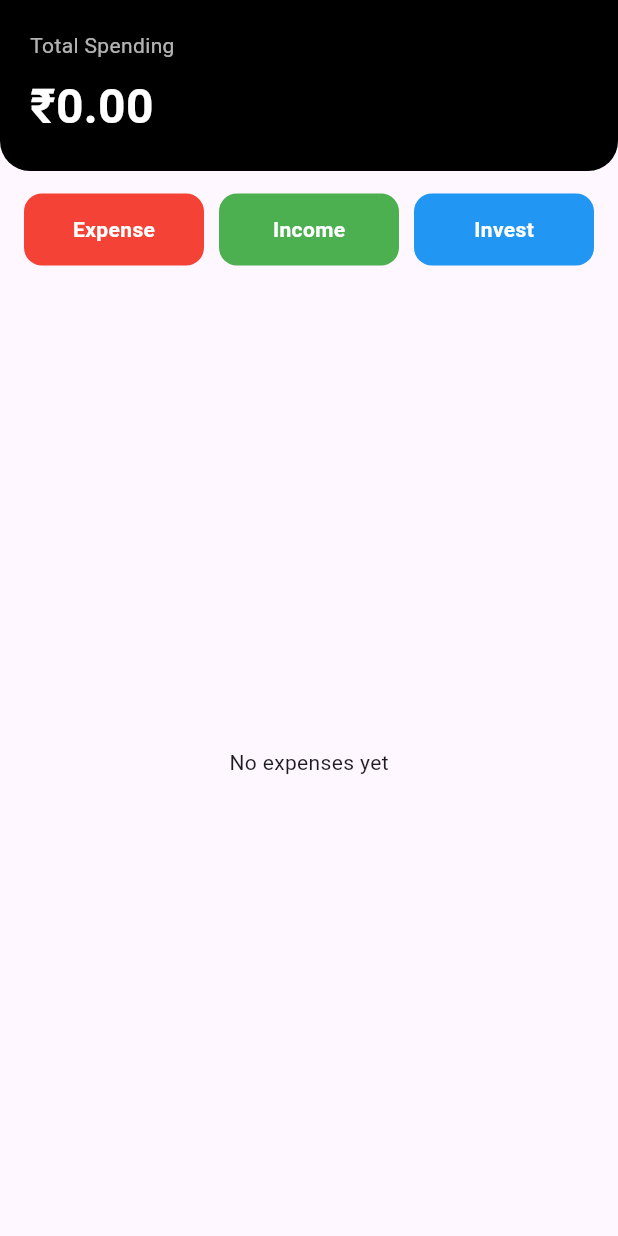
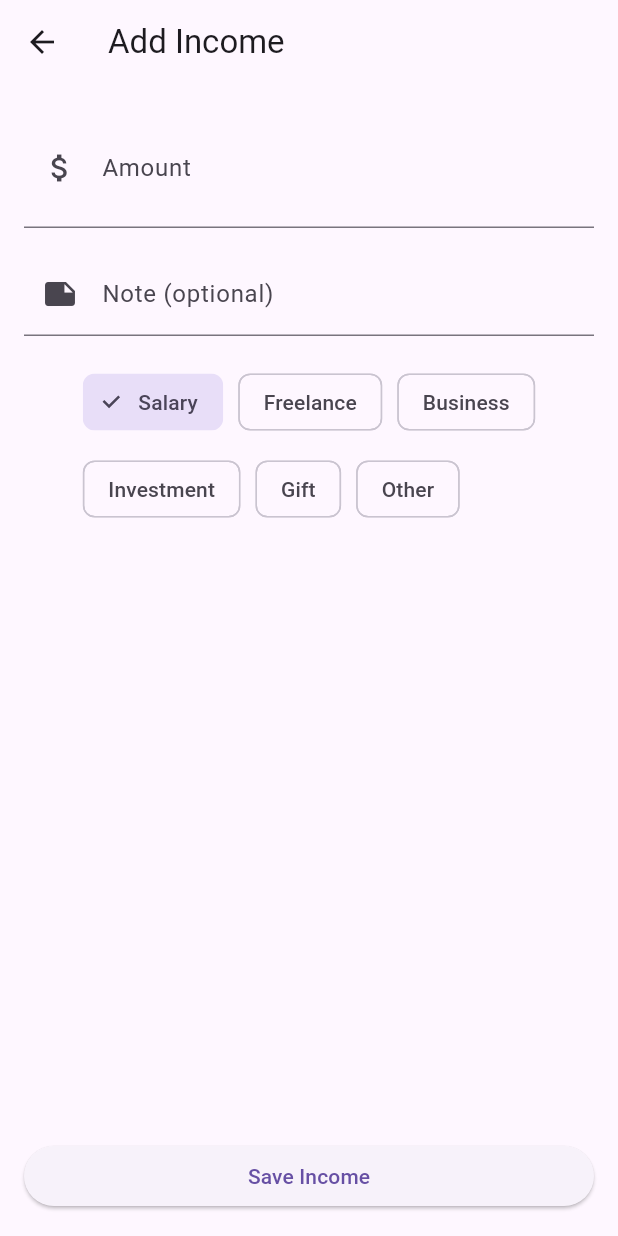
Before and after one commit to HariTonic/expense_manager, a Flutter app: the screen it shows after launch, after a tap on "Income", on a phone screen of 412 x 824 dp. Run offline on Flutter 3.47's test engine with Material 3 defaults, Android fonts, the phone set to English and light mode, and no system bars; our stand-ins replace hive, hive_flutter; accounts and stored records are empty.

Commit message:
income screen added

```diff
--- /dev/null
+++ b/finance_app_frontend/lib/data/models/income_model.dart
@@ -0,0 +1,35 @@
+class Income {
+  String id;
+  double amount;
+  String category;
+  String? note;
+  DateTime date;
+
+  Income({
+    required this.id,
+    required this.amount,
+    required this.category,
+    this.note,
+    required this.date,
+  });
+
+  Map<String, dynamic> toMap() {
+    return {
+      'id': id,
+      'amount': amount,
+      'category': category,
+      'note': note,
+      'date': date.toIso8601String(),
+    };
+  }
+
+  factory Income.fromMap(Map<dynamic, dynamic> map) {
+    return Income(
+      id: map['id'],
+      amount: map['amount'],
+      category: map['category'],
+      note: map['note'],
+      date: DateTime.parse(map['date']),
+    );
+  }
+}
--- /dev/null
+++ b/finance_app_frontend/lib/data/services/income_service.dart
@@ -0,0 +1,17 @@
+import 'package:hive/hive.dart';
+import '../models/income_model.dart';
+import '../database/hive_boxes.dart';
+
+class IncomeService {
+  final Box _box = Hive.box(HiveBoxes.income);
+
+  Future<void> addIncome(Income income) async {
+    await _box.put(income.id, income.toMap());
+  }
+
+  List<Income> getIncomes() {
+    return _box.values
+        .map((item) => Income.fromMap(Map<String, dynamic>.from(item)))
+        .toList();
+  }
+}
--- a/finance_app_frontend/lib/features/home/screens/home_screen.dart
+++ b/finance_app_frontend/lib/features/home/screens/home_screen.dart
@@ -1,7 +1,10 @@
 import 'package:flutter/material.dart';
 import '../../../data/services/expense_service.dart';
+import '../../../data/services/income_service.dart';
 import '../../../data/models/expense_model.dart';
+import '../../../data/models/income_model.dart';
 import '../../expense/screens/add_expense_screen.dart';
+import '../../income/screens/add_income_screen.dart';
 
 class HomeScreen extends StatefulWidget {
   const HomeScreen({super.key});
@@ -12,24 +15,37 @@ class HomeScreen extends StatefulWidget {
 
 class _HomeScreenState extends State<HomeScreen> {
   final ExpenseService _expenseService = ExpenseService();
+  final IncomeService _incomeService = IncomeService();
 
   List<Expense> expenses = [];
+  List<Income> incomes = [];
 
   @override
   void initState() {
     super.initState();
-    _loadExpenses();
+    _loadData();
   }
 
-  void _loadExpenses() {
-    final data = _expenseService.getExpenses();
+  void _loadData() {
+    final expenseData = _expenseService.getExpenses();
+    final incomeData = _incomeService.getIncomes();
+
     setState(() {
-      expenses = data;
+      expenses = expenseData;
+      incomes = incomeData;
     });
   }
 
   double get totalExpense {
-    return expenses.fold(0, (sum, e) => sum + e.amount);
+    return expenses.fold(0.0, (sum, e) => sum + e.amount);
+  }
+
+  double get totalIncome {
+    return incomes.fold(0.0, (sum, i) => sum + i.amount);
+  }
+
+  double get netBalance {
+    return totalIncome - totalExpense;
   }
 
   void _navigateToAdd() async {
@@ -40,7 +56,18 @@ class _HomeScreenState extends State<HomeScreen> {
       ),
     );
 
-    _loadExpenses(); // refresh after returning
+    _loadData(); // refresh after returning
+  }
+
+  void _navigateToIncome() async {
+    await Navigator.push(
+      context,
+      MaterialPageRoute(
+        builder: (_) => const AddIncomeScreen(),
+      ),
+    );
+
+    _loadData();
   }
 
   @override
@@ -65,16 +92,24 @@ Widget build(BuildContext context) {
               crossAxisAlignment: CrossAxisAlignment.start,
               children: [
                 const Text(
-                  "Total Spending",
+                  "Overview",
                   style: TextStyle(color: Colors.white70),
                 ),
-                const SizedBox(height: 8),
+                const SizedBox(height: 12),
+                Row(
+                  mainAxisAlignment: MainAxisAlignment.spaceBetween,
+                  children: [
+                    _buildHeaderStat("Income", totalIncome, Colors.greenAccent),
+                    _buildHeaderStat("Expense", totalExpense, Colors.redAccent),
+                  ],
+                ),
+                const SizedBox(height: 12),
                 Text(
-                  "₹${totalExpense.toStringAsFixed(2)}",
+                  "Net ₹${netBalance.toStringAsFixed(2)}",
                   style: const TextStyle(
-                    fontSize: 32,
+                    fontSize: 24,
                     color: Colors.white,
-                    fontWeight: FontWeight.bold,
+                    fontWeight: FontWeight.w600,
                   ),
                 ),
               ],
@@ -100,7 +135,7 @@ Widget build(BuildContext context) {
                   child: _actionButton(
                     title: "Income",
                     color: Colors.green,
-                    onTap: () {},
+                    onTap: _navigateToIncome,
                   ),
                 ),
                 const SizedBox(width: 10),
@@ -119,15 +154,71 @@ Widget build(BuildContext context) {
 
           // 📋 List
           Expanded(
-            child: expenses.isEmpty
-                ? const Center(child: Text("No expenses yet"))
-                : ListView.builder(
-                    itemCount: expenses.length,
-                    itemBuilder: (context, index) {
-                      final e = expenses[index];
+            child: ListView(
+              padding: const EdgeInsets.symmetric(horizontal: 16),
+              children: [
+                const Text(
+                  "Income",
+                  style: TextStyle(fontSize: 18, fontWeight: FontWeight.bold),
+                ),
+                const SizedBox(height: 8),
+                incomes.isEmpty
+                    ? const Padding(
+                        padding: EdgeInsets.symmetric(vertical: 12),
+                        child: Text('No income records yet'),
+                      )
+                    : Column(
+                        children: incomes.map((income) {
                           return Container(
-                        margin: const EdgeInsets.symmetric(
-                            horizontal: 16, vertical: 6),
+                            margin: const EdgeInsets.symmetric(vertical: 6),
+                            padding: const EdgeInsets.all(12),
+                            decoration: BoxDecoration(
+                              color: Colors.green.shade50,
+                              borderRadius: BorderRadius.circular(12),
+                            ),
+                            child: Row(
+                              mainAxisAlignment: MainAxisAlignment.spaceBetween,
+                              children: [
+                                Column(
+                                  crossAxisAlignment: CrossAxisAlignment.start,
+                                  children: [
+                                    Text(
+                                      income.category,
+                                      style: const TextStyle(
+                                          fontWeight: FontWeight.bold),
+                                    ),
+                                    Text(
+                                      income.note ?? '',
+                                      style: const TextStyle(color: Colors.grey),
+                                    ),
+                                  ],
+                                ),
+                                Text(
+                                  "₹${income.amount}",
+                                  style: const TextStyle(
+                                    fontWeight: FontWeight.bold,
+                                  ),
+                                ),
+                              ],
+                            ),
+                          );
+                        }).toList(),
+                      ),
+                const SizedBox(height: 20),
+                const Text(
+                  "Expenses",
+                  style: TextStyle(fontSize: 18, fontWeight: FontWeight.bold),
+                ),
+                const SizedBox(height: 8),
+                expenses.isEmpty
+                    ? const Padding(
+                        padding: EdgeInsets.symmetric(vertical: 12),
+                        child: Text('No expenses yet'),
+                      )
+                    : Column(
+                        children: expenses.map((e) {
+                          return Container(
+                            margin: const EdgeInsets.symmetric(vertical: 6),
                             padding: const EdgeInsets.all(12),
                             decoration: BoxDecoration(
                               color: Colors.grey.shade200,
@@ -137,8 +228,7 @@ Widget build(BuildContext context) {
                               mainAxisAlignment: MainAxisAlignment.spaceBetween,
                               children: [
                                 Column(
-                              crossAxisAlignment:
-                                  CrossAxisAlignment.start,
+                                  crossAxisAlignment: CrossAxisAlignment.start,
                                   children: [
                                     Text(
                                       e.category,
@@ -146,9 +236,8 @@ Widget build(BuildContext context) {
                                           fontWeight: FontWeight.bold),
                                     ),
                                     Text(
-                                  e.note ?? "",
-                                  style: const TextStyle(
-                                      color: Colors.grey),
+                                      e.note ?? '',
+                                      style: const TextStyle(color: Colors.grey),
                                     ),
                                   ],
                                 ),
@@ -161,7 +250,10 @@ Widget build(BuildContext context) {
                               ],
                             ),
                           );
-                    },
+                        }).toList(),
+                      ),
+                const SizedBox(height: 20),
+              ],
             ),
           ),
         ],
@@ -196,4 +288,34 @@ Widget _actionButton({
   );
 }
 
+Widget _buildHeaderStat(String title, double amount, Color color) {
+  return Expanded(
+    child: Container(
+      padding: const EdgeInsets.all(12),
+      decoration: BoxDecoration(
+        color: color,
+        borderRadius: BorderRadius.circular(12),
+      ),
+      child: Column(
+        crossAxisAlignment: CrossAxisAlignment.start,
+        children: [
+          Text(
+            title,
+            style: const TextStyle(color: Colors.black54),
+          ),
+          const SizedBox(height: 8),
+          Text(
+            "₹${amount.toStringAsFixed(2)}",
+            style: const TextStyle(
+              fontSize: 20,
+              fontWeight: FontWeight.bold,
+              color: Colors.black,
+            ),
+          ),
+        ],
+      ),
+    ),
+  );
 }
+
+}
--- /dev/null
+++ b/finance_app_frontend/lib/features/income/screens/add_income_screen.dart
@@ -0,0 +1,127 @@
+import 'package:flutter/material.dart';
+import 'package:uuid/uuid.dart';
+import '../../../data/models/income_model.dart';
+import '../../../data/services/income_service.dart';
+
+class AddIncomeScreen extends StatefulWidget {
+  const AddIncomeScreen({super.key});
+
+  @override
+  State<AddIncomeScreen> createState() => _AddIncomeScreenState();
+}
+
+class _AddIncomeScreenState extends State<AddIncomeScreen> {
+  final GlobalKey<FormState> _formKey = GlobalKey<FormState>();
+  final TextEditingController _amountController = TextEditingController();
+  final TextEditingController _noteController = TextEditingController();
+  String selectedCategory = 'Salary';
+
+  final IncomeService _incomeService = IncomeService();
+
+  final List<String> categories = [
+    'Salary',
+    'Freelance',
+    'Business',
+    'Investment',
+    'Gift',
+    'Other',
+  ];
+
+  void _saveIncome() async {
+    if (!_formKey.currentState!.validate()) return;
+
+    final amount = double.tryParse(_amountController.text);
+    if (amount == null) {
+      ScaffoldMessenger.of(context).showSnackBar(
+        const SnackBar(content: Text('Enter a valid numeric amount')),
+      );
+      return;
+    }
+
+    final income = Income(
+      id: const Uuid().v4(),
+      amount: amount,
+      category: selectedCategory,
+      note: _noteController.text.isEmpty ? null : _noteController.text,
+      date: DateTime.now(),
+    );
+
+    await _incomeService.addIncome(income);
+
+    ScaffoldMessenger.of(context).showSnackBar(
+      const SnackBar(content: Text('Income added ✅')),
+    );
+
+    Navigator.pop(context);
+  }
+
+  @override
+  Widget build(BuildContext context) {
+    return Scaffold(
+      appBar: AppBar(
+        title: const Text('Add Income'),
+      ),
+      body: Padding(
+        padding: const EdgeInsets.all(16),
+        child: Form(
+          key: _formKey,
+          child: Column(
+            children: [
+              TextFormField(
+                controller: _amountController,
+                keyboardType: const TextInputType.numberWithOptions(decimal: true),
+                style: const TextStyle(fontSize: 32),
+                decoration: const InputDecoration(
+                  labelText: 'Amount',
+                  hintText: 'Enter Amount',
+                  prefixIcon: Icon(Icons.attach_money),
+                ),
+                validator: (value) {
+                  if (value == null || value.isEmpty) {
+                    return 'Enter amount';
+                  }
+                  if (double.tryParse(value) == null) {
+                    return 'Enter a valid number';
+                  }
+                  return null;
+                },
+              ),
+              const SizedBox(height: 16),
+              TextFormField(
+                controller: _noteController,
+                decoration: const InputDecoration(
+                  labelText: 'Note (optional)',
+                  prefixIcon: Icon(Icons.note),
+                ),
+              ),
+              const SizedBox(height: 20),
+              Wrap(
+                spacing: 10,
+                runSpacing: 10,
+                children: categories.map((cat) {
+                  return ChoiceChip(
+                    label: Text(cat),
+                    selected: selectedCategory == cat,
+                    onSelected: (_) {
+                      setState(() {
+                        selectedCategory = cat;
+                      });
+                    },
+                  );
+                }).toList(),
+              ),
+              const Spacer(),
+              SizedBox(
+                width: double.infinity,
+                child: ElevatedButton(
+                  onPressed: _saveIncome,
+                  child: const Text('Save Income'),
+                ),
+              ),
+            ],
+          ),
+        ),
+      ),
+    );
+  }
+}
```
Also changed, not shown: 1 other file. Lines whose indentation alone changed are shown as unchanged.
